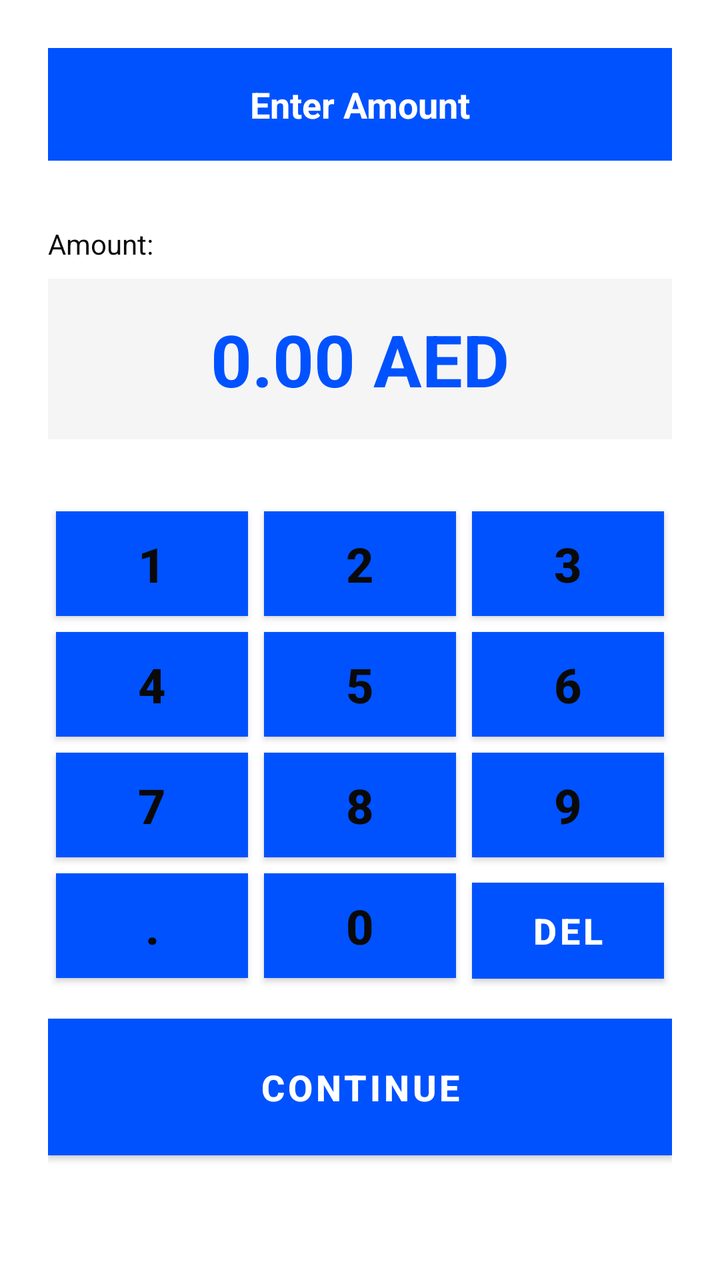
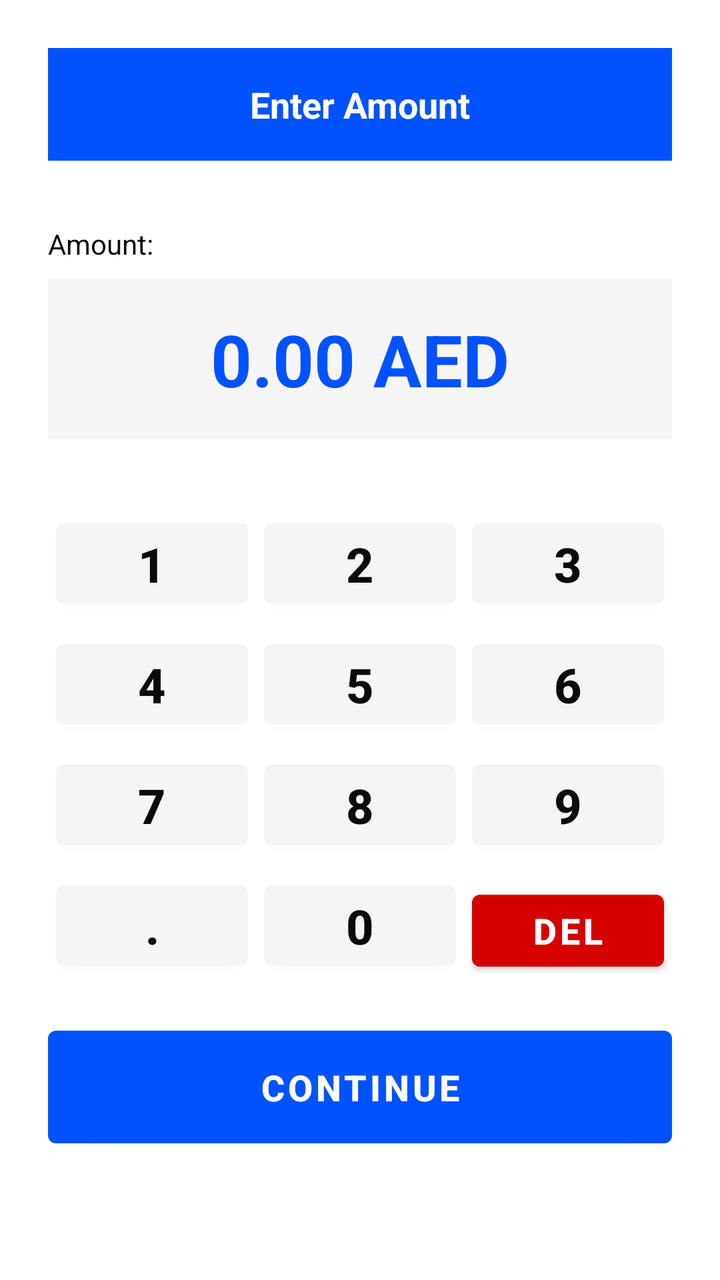

Screens rendered from an Android XML layout before and after an edit, with the pre-edit source and the edit as a unified diff.
<!-- AndroidManifest.xml: activity theme Theme.PrimeStackTapToPay -->
<!-- res/layout/activity_amount.xml -->
<?xml version="1.0" encoding="utf-8"?>
<LinearLayout xmlns:android="http://schemas.android.com/apk/res/android"
    android:layout_width="match_parent"
    android:layout_height="match_parent"
    android:background="@color/white"
    android:orientation="vertical"
    android:padding="24dp">

    <TextView
        android:layout_width="match_parent"
        android:layout_height="wrap_content"
        android:background="@color/primestack_primary"
        android:text="Enter Amount"
        android:textColor="@color/white"
        android:textSize="18sp"
        android:textStyle="bold"
        android:padding="16dp"
        android:gravity="center" />

    <TextView
        android:layout_width="wrap_content"
        android:layout_height="wrap_content"
        android:text="Amount:"
        android:textColor="@color/primestack_secondary"
        android:textSize="14sp"
        android:layout_marginTop="32dp" />

    <TextView
        android:id="@+id/tvAmountDisplay"
        android:layout_width="match_parent"
        android:layout_height="wrap_content"
        android:text="0.00 AED"
        android:textColor="@color/primestack_primary"
        android:textSize="36sp"
        android:textStyle="bold"
        android:gravity="center"
        android:background="@color/primestack_light_gray"
        android:padding="16dp"
        android:layout_marginTop="8dp" />

    <GridLayout
        android:layout_width="match_parent"
        android:layout_height="wrap_content"
        android:layout_marginTop="32dp"
        android:columnCount="3"
        android:rowCount="4">

        <Button
            android:id="@+id/btn1"
            android:layout_width="0dp"
            android:layout_height="wrap_content"
            android:layout_columnWeight="1"
            android:text="1"
            android:textSize="24sp"
            android:textStyle="bold"
            android:background="@color/primestack_light_gray"
            android:textColor="@color/primestack_secondary"
            android:layout_margin="4dp" />

        <Button
            android:id="@+id/btn2"
            android:layout_width="0dp"
            android:layout_height="wrap_content"
            android:layout_columnWeight="1"
            android:text="2"
            android:textSize="24sp"
            android:textStyle="bold"
            android:background="@color/primestack_light_gray"
            android:textColor="@color/primestack_secondary"
            android:layout_margin="4dp" />

        <Button
            android:id="@+id/btn3"
            android:layout_width="0dp"
            android:layout_height="wrap_content"
            android:layout_columnWeight="1"
            android:text="3"
            android:textSize="24sp"
            android:textStyle="bold"
            android:background="@color/primestack_light_gray"
            android:textColor="@color/primestack_secondary"
            android:layout_margin="4dp" />

        <Button
            android:id="@+id/btn4"
            android:layout_width="0dp"
            android:layout_height="wrap_content"
            android:layout_columnWeight="1"
            android:text="4"
            android:textSize="24sp"
            android:textStyle="bold"
            android:background="@color/primestack_light_gray"
            android:textColor="@color/primestack_secondary"
            android:layout_margin="4dp" />

        <Button
            android:id="@+id/btn5"
            android:layout_width="0dp"
            android:layout_height="wrap_content"
            android:layout_columnWeight="1"
            android:text="5"
            android:textSize="24sp"
            android:textStyle="bold"
            android:background="@color/primestack_light_gray"
            android:textColor="@color/primestack_secondary"
            android:layout_margin="4dp" />

        <Button
            android:id="@+id/btn6"
            android:layout_width="0dp"
            android:layout_height="wrap_content"
            android:layout_columnWeight="1"
            android:text="6"
            android:textSize="24sp"
            android:textStyle="bold"
            android:background="@color/primestack_light_gray"
            android:textColor="@color/primestack_secondary"
            android:layout_margin="4dp" />

        <Button
            android:id="@+id/btn7"
            android:layout_width="0dp"
            android:layout_height="wrap_content"
            android:layout_columnWeight="1"
            android:text="7"
            android:textSize="24sp"
            android:textStyle="bold"
            android:background="@color/primestack_light_gray"
            android:textColor="@color/primestack_secondary"
            android:layout_margin="4dp" />

        <Button
            android:id="@+id/btn8"
            android:layout_width="0dp"
            android:layout_height="wrap_content"
            android:layout_columnWeight="1"
            android:text="8"
            android:textSize="24sp"
            android:textStyle="bold"
            android:background="@color/primestack_light_gray"
            android:textColor="@color/primestack_secondary"
            android:layout_margin="4dp" />

        <Button
            android:id="@+id/btn9"
            android:layout_width="0dp"
            android:layout_height="wrap_content"
            android:layout_columnWeight="1"
            android:text="9"
            android:textSize="24sp"
            android:textStyle="bold"
            android:background="@color/primestack_light_gray"
            android:textColor="@color/primestack_secondary"
            android:layout_margin="4dp" />

        <Button
            android:id="@+id/btnDot"
            android:layout_width="0dp"
            android:layout_height="wrap_content"
            android:layout_columnWeight="1"
            android:text="."
            android:textSize="24sp"
            android:textStyle="bold"
            android:background="@color/primestack_light_gray"
            android:textColor="@color/primestack_secondary"
            android:layout_margin="4dp" />

        <Button
            android:id="@+id/btn0"
            android:layout_width="0dp"
            android:layout_height="wrap_content"
            android:layout_columnWeight="1"
            android:text="0"
            android:textSize="24sp"
            android:textStyle="bold"
            android:background="@color/primestack_light_gray"
            android:textColor="@color/primestack_secondary"
            android:layout_margin="4dp" />

        <Button
            android:id="@+id/btnDel"
            android:layout_width="0dp"
            android:layout_height="wrap_content"
            android:layout_columnWeight="1"
            android:text="DEL"
            android:textSize="18sp"
            android:textStyle="bold"
            android:background="@color/primestack_danger"
            android:textColor="@color/white"
            android:layout_margin="4dp" />

    </GridLayout>

    <Button
        android:id="@+id/btnProceed"
        android:layout_width="match_parent"
        android:layout_height="wrap_content"
        android:text="CONTINUE"
        android:textSize="18sp"
        android:textStyle="bold"
        android:padding="16dp"
        android:background="@color/primestack_primary"
        android:textColor="@color/white"
        android:layout_marginTop="16dp" />

</LinearLayout>
<!-- resources referenced by this layout -->
<resources>
  <color name="primestack_danger">#D50000</color>
  <color name="primestack_light_gray">#F5F5F5</color>
  <color name="primestack_primary">#0052FF</color>
  <color name="primestack_secondary">#0A0A0A</color>
  <color name="white">#FFFFFFFF</color>
  <style name="Theme.PrimeStackTapToPay" parent="Theme.MaterialComponents.DayNight.DarkActionBar">
          
          <item name="colorPrimary">@color/purple_500</item>
          <item name="colorPrimaryVariant">@color/purple_700</item>
          <item name="colorOnPrimary">@color/white</item>
          
          <item name="colorSecondary">@color/teal_200</item>
          <item name="colorSecondaryVariant">@color/teal_700</item>
          <item name="colorOnSecondary">@color/black</item>
          
          <item name="android:statusBarColor">?attr/colorPrimaryVariant</item>
          
      </style>
  <color name="purple_500">#0052FF</color>
  <color name="purple_700">#0039B3</color>
  <color name="teal_200">#00D1FF</color>
  <color name="teal_700">#0099CC</color>
  <color name="black">#FF000000</color>
</resources>

<!-- the commit's change to res/layout/activity_amount.xml (unified diff, before → after) -->
@@ -1,5 +1,6 @@
 <?xml version="1.0" encoding="utf-8"?>
 <LinearLayout xmlns:android="http://schemas.android.com/apk/res/android"
+    xmlns:app="http://schemas.android.com/apk/res-auto"
     android:layout_width="match_parent"
     android:layout_height="match_parent"
     android:background="@color/white"
@@ -53,7 +54,7 @@
             android:text="1"
             android:textSize="24sp"
             android:textStyle="bold"
-            android:background="@color/primestack_light_gray"
+            app:backgroundTint="@color/primestack_light_gray"
             android:textColor="@color/primestack_secondary"
             android:layout_margin="4dp" />
 
@@ -65,7 +66,7 @@
             android:text="2"
             android:textSize="24sp"
             android:textStyle="bold"
-            android:background="@color/primestack_light_gray"
+            app:backgroundTint="@color/primestack_light_gray"
             android:textColor="@color/primestack_secondary"
             android:layout_margin="4dp" />
 
@@ -77,7 +78,7 @@
             android:text="3"
             android:textSize="24sp"
             android:textStyle="bold"
-            android:background="@color/primestack_light_gray"
+            app:backgroundTint="@color/primestack_light_gray"
             android:textColor="@color/primestack_secondary"
             android:layout_margin="4dp" />
 
@@ -89,7 +90,7 @@
             android:text="4"
             android:textSize="24sp"
             android:textStyle="bold"
-            android:background="@color/primestack_light_gray"
+            app:backgroundTint="@color/primestack_light_gray"
             android:textColor="@color/primestack_secondary"
             android:layout_margin="4dp" />
 
@@ -101,7 +102,7 @@
             android:text="5"
             android:textSize="24sp"
             android:textStyle="bold"
-            android:background="@color/primestack_light_gray"
+            app:backgroundTint="@color/primestack_light_gray"
             android:textColor="@color/primestack_secondary"
             android:layout_margin="4dp" />
 
@@ -113,7 +114,7 @@
             android:text="6"
             android:textSize="24sp"
             android:textStyle="bold"
-            android:background="@color/primestack_light_gray"
+            app:backgroundTint="@color/primestack_light_gray"
             android:textColor="@color/primestack_secondary"
             android:layout_margin="4dp" />
 
@@ -125,7 +126,7 @@
             android:text="7"
             android:textSize="24sp"
             android:textStyle="bold"
-            android:background="@color/primestack_light_gray"
+            app:backgroundTint="@color/primestack_light_gray"
             android:textColor="@color/primestack_secondary"
             android:layout_margin="4dp" />
 
@@ -137,7 +138,7 @@
             android:text="8"
             android:textSize="24sp"
             android:textStyle="bold"
-            android:background="@color/primestack_light_gray"
+            app:backgroundTint="@color/primestack_light_gray"
             android:textColor="@color/primestack_secondary"
             android:layout_margin="4dp" />
 
@@ -149,7 +150,7 @@
             android:text="9"
             android:textSize="24sp"
             android:textStyle="bold"
-            android:background="@color/primestack_light_gray"
+            app:backgroundTint="@color/primestack_light_gray"
             android:textColor="@color/primestack_secondary"
             android:layout_margin="4dp" />
 
@@ -161,7 +162,7 @@
             android:text="."
             android:textSize="24sp"
             android:textStyle="bold"
-            android:background="@color/primestack_light_gray"
+            app:backgroundTint="@color/primestack_light_gray"
             android:textColor="@color/primestack_secondary"
             android:layout_margin="4dp" />
 
@@ -173,7 +174,7 @@
             android:text="0"
             android:textSize="24sp"
             android:textStyle="bold"
-            android:background="@color/primestack_light_gray"
+            app:backgroundTint="@color/primestack_light_gray"
             android:textColor="@color/primestack_secondary"
             android:layout_margin="4dp" />
 
@@ -185,7 +186,7 @@
             android:text="DEL"
             android:textSize="18sp"
             android:textStyle="bold"
-            android:background="@color/primestack_danger"
+            app:backgroundTint="@color/primestack_danger"
             android:textColor="@color/white"
             android:layout_margin="4dp" />
 
@@ -199,7 +200,7 @@
         android:textSize="18sp"
         android:textStyle="bold"
         android:padding="16dp"
-        android:background="@color/primestack_primary"
+        app:backgroundTint="@color/primestack_primary"
         android:textColor="@color/white"
         android:layout_marginTop="16dp" />
 
